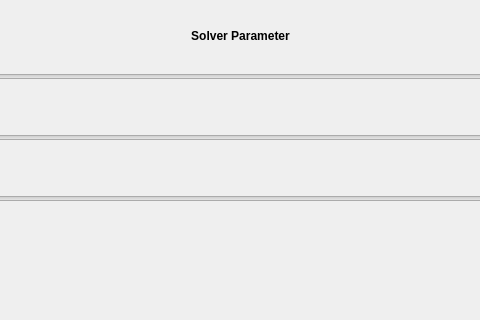
Before: the Qt Designer form GUI/Jufo4.ui in Quantum-Computing-Jufo-2019/JuFo-2019-Quantum-Computing, drawn with Qt 5; both pictures show x 109 to 589 and y 0 to 320 of the 695 by 595 pixel window.
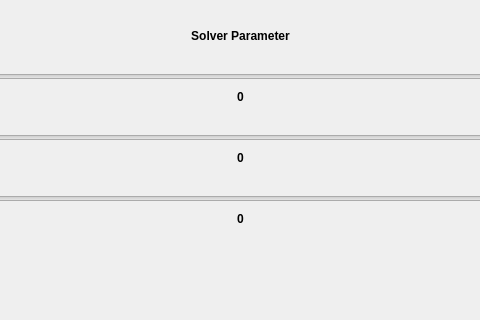
After: the same form once the commit is applied. The open tabs and pages were chosen to show the change.

The edit to the form file:
```diff
--- a/GUI/Jufo4.ui
+++ b/GUI/Jufo4.ui
@@ -276,6 +276,22 @@
               </property>
              </widget>
             </item>
+            <item>
+             <widget class="QLabel" name="runs_label">
+              <property name="font">
+               <font>
+                <weight>75</weight>
+                <bold>true</bold>
+               </font>
+              </property>
+              <property name="text">
+               <string>0</string>
+              </property>
+              <property name="alignment">
+               <set>Qt::AlignCenter</set>
+              </property>
+             </widget>
+            </item>
             <item>
              <widget class="QLabel" name="runs_max_label">
               <property name="text">
@@ -317,6 +333,22 @@
               </property>
              </widget>
             </item>
+            <item>
+             <widget class="QLabel" name="annealing_time_label">
+              <property name="font">
+               <font>
+                <weight>75</weight>
+                <bold>true</bold>
+               </font>
+              </property>
+              <property name="text">
+               <string>0</string>
+              </property>
+              <property name="alignment">
+               <set>Qt::AlignCenter</set>
+              </property>
+             </widget>
+            </item>
             <item>
              <widget class="QLabel" name="annealing_time_max">
               <property name="text">
@@ -361,6 +393,22 @@
               </property>
              </widget>
             </item>
+            <item>
+             <widget class="QLabel" name="chain_strength_label">
+              <property name="font">
+               <font>
+                <weight>75</weight>
+                <bold>true</bold>
+               </font>
+              </property>
+              <property name="text">
+               <string>0</string>
+              </property>
+              <property name="alignment">
+               <set>Qt::AlignCenter</set>
+              </property>
+             </widget>
+            </item>
             <item>
              <widget class="QLabel" name="chain_strength_max">
               <property name="text">
```
Left out of the diff: 41 changed lines with no effect on the pictures.
